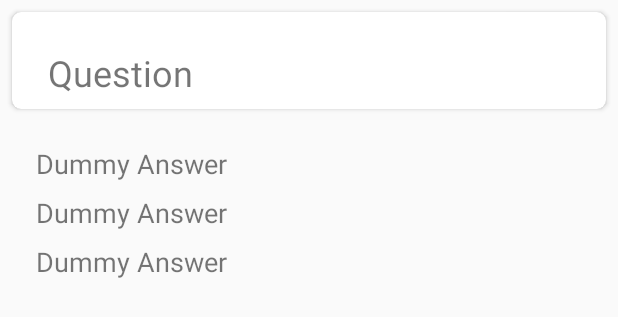
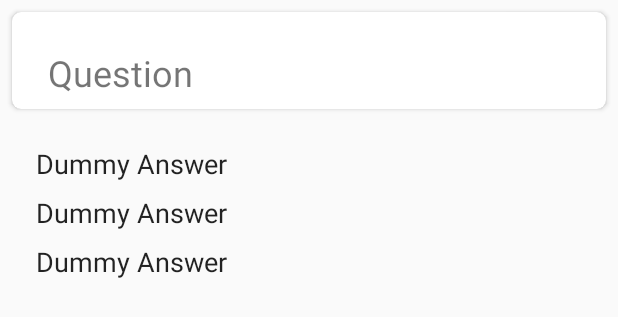
Before and after one commit to mohbou/Civic-Test-Citizenship, an Android app: the layout fragment_question_detail.xml on its own in the app's theme, with its tools: preview values and no code run, on a phone screen of 412 x 824 dp. Shown: the top 317 px of the screen. Run offline under Robolectric (Android 15) with nearby library versions, the phone set to English and light mode, and no system bars.

```diff
--- a/app/src/main/res/layout/answer_list_item.xml
+++ b/app/src/main/res/layout/answer_list_item.xml
@@ -17,6 +17,7 @@
             android:id="@+id/answer_text"
             android:layout_marginEnd="8dp" android:textSize="18sp" app:layout_constraintEnd_toEndOf="parent"
             android:layout_marginStart="8dp" app:layout_constraintStart_toStartOf="parent"
-            android:layout_marginTop="8dp" app:layout_constraintTop_toTopOf="parent"/>
+            android:layout_marginTop="8dp" app:layout_constraintTop_toTopOf="parent"
+            android:textColor="#dd000000"/>
 
 </androidx.constraintlayout.widget.ConstraintLayout>
--- a/app/src/main/res/values/colors.xml
+++ b/app/src/main/res/values/colors.xml
@@ -2,6 +2,6 @@
 <resources>
     <color name="colorPrimary">#3F51B5</color>
     <color name="colorPrimaryDark">#303F9F</color>
-    <color name="colorAccent">#FF4081</color>
+    <color name="colorAccent">#ff4081</color>
     <color name="colorPriorityText">#434343</color>
 </resources>
```
Also changed, not shown: app/src/main/java/com/mohbou/enhancedtestcivic/features/questionDetail/fragment/QuestionDetailPagerFragment.kt (+7 -4 lines).
